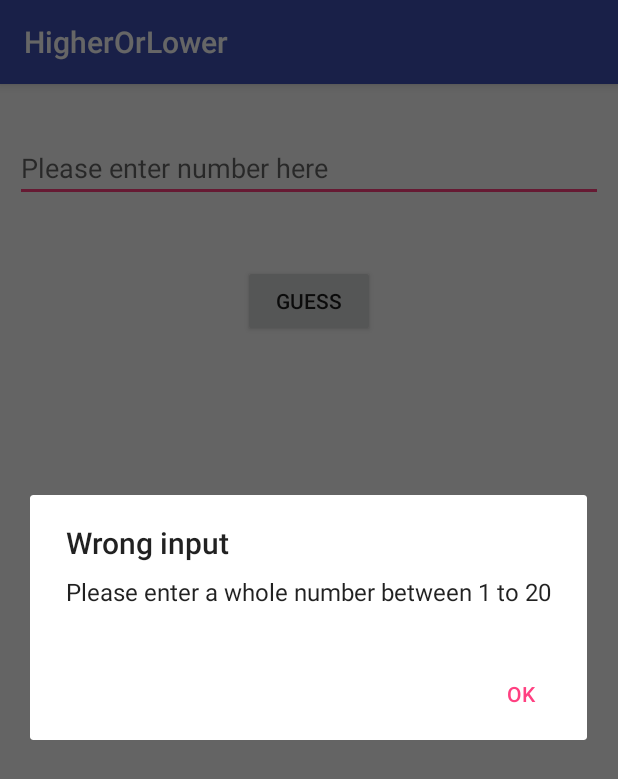
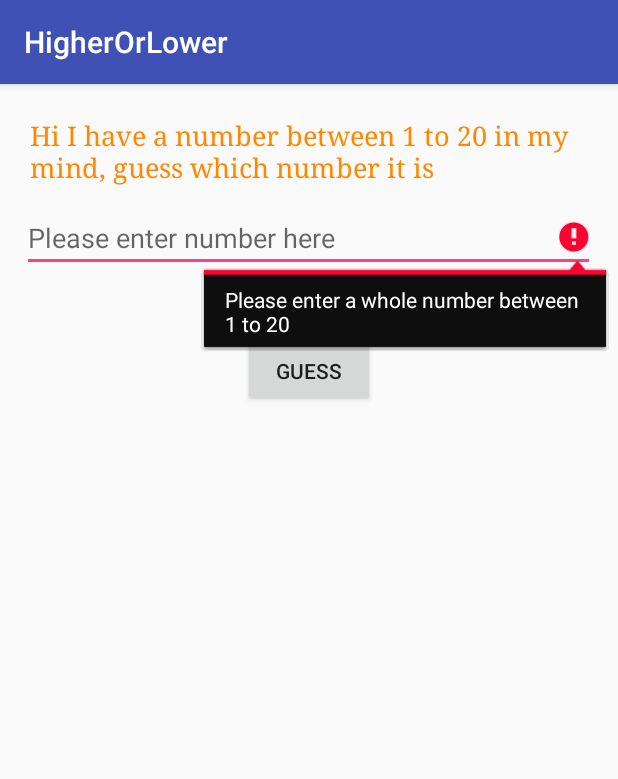
Before and after one commit to nancy-cai/HigherOrLower, an Android app: the screen it shows after launch (MainActivity), after a tap on "GUESS", on a phone screen of 412 x 824 dp. Shown: the top 779 px of the screen. Run offline under Robolectric (Android 15) with nearby library versions, the phone set to English and light mode, and no system bars.

Commit message:
Add form error msg, add title

```diff
--- a/app/src/main/java/com/example/nancy/higherorlower/MainActivity.java
+++ b/app/src/main/java/com/example/nancy/higherorlower/MainActivity.java
@@ -16,6 +16,7 @@ import java.util.Scanner;
 public class MainActivity extends AppCompatActivity {
 
     public Integer randomNo;
+    public EditText inputNo;
 
 
     public void randomNo(){
@@ -47,12 +48,14 @@ public class MainActivity extends AppCompatActivity {
 
     public void compareNo(View view){
 
-        EditText inputNo = (EditText) findViewById(R.id.numberInput);
+        inputNo = (EditText) findViewById(R.id.numberInput);
         String inputNumber = inputNo.getText().toString();
 
         if(isInputNumberValidInt(inputNumber)){
             int intNumber = Integer.parseInt(inputNumber);
             compareLogic(intNumber);
+        }else{
+            inputNo.setError("Please enter a whole number between 1 to 20");
         }
     }
 
@@ -62,6 +65,7 @@ public class MainActivity extends AppCompatActivity {
             makeToast("Guess lower");
         }else if(number==randomNo){
             showPlayAgainAlert();
+            inputNo.setText("");
         }else if(number<randomNo){
             makeToast("Guess higher");
         }
@@ -73,12 +77,10 @@ public class MainActivity extends AppCompatActivity {
         try {
             number=Integer.parseInt(input);
         } catch (Exception e) {
-            showInvalidNoAlert();
             return false;
         }
 
         if (number < 1 || number > 20) {
-            showInvalidNoAlert();
             return false;
         }
 
--- a/app/src/main/res/layout/activity_main.xml
+++ b/app/src/main/res/layout/activity_main.xml
@@ -12,8 +12,8 @@
         android:layout_height="wrap_content"
         android:layout_alignParentTop="true"
         android:layout_centerHorizontal="true"
-        android:layout_marginLeft="20dp"
-        android:layout_marginTop="33dp"
+        android:layout_marginLeft="30dp"
+        android:layout_marginTop="80dp"
         android:ems="10"
         android:hint="@string/no_input"
         android:inputType="textEmailAddress" />
@@ -28,4 +28,17 @@
         android:onClick="compareNo"
         android:text="Guess" />
 
+    <TextView
+        android:id="@+id/title"
+        android:layout_width="match_parent"
+        android:layout_height="wrap_content"
+        android:layout_alignParentTop="true"
+        android:layout_centerHorizontal="true"
+        android:layout_marginTop="22dp"
+        android:fontFamily="serif"
+        android:paddingLeft="20dp"
+        android:text="@string/game_title"
+        android:textColor="@android:color/holo_orange_dark"
+        android:textSize="18sp" />
+
 </RelativeLayout>
--- a/app/src/main/res/values/strings.xml
+++ b/app/src/main/res/values/strings.xml
@@ -1,4 +1,5 @@
 <resources>
     <string name="app_name">HigherOrLower</string>
     <string name="no_input">Please enter number here</string>
+    <string name="game_title">Hi I have a number between 1 to 20 in my mind, guess which number it is</string>
 </resources>
```
